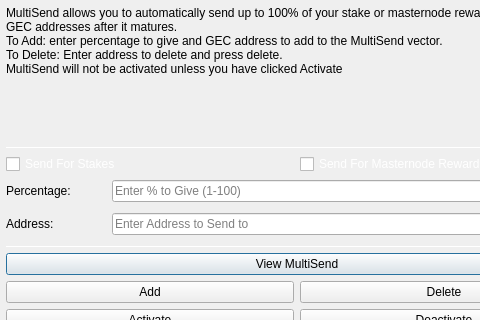
Qt form src/qt/forms/multisenddialog.ui (rivanando/GoldEgg) before a commit; both pictures show x 0 to 480 and y 0 to 320 of the 594 by 523 pixel window.
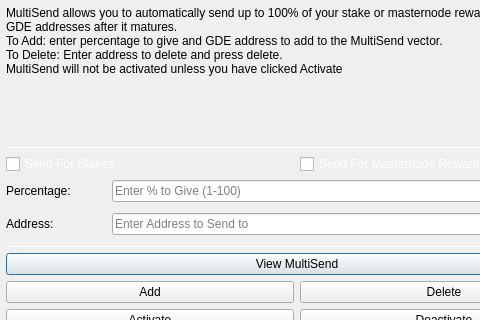
The same form after that commit. Icons and pictures are not drawn.

```diff
--- a/src/qt/forms/multisenddialog.ui
+++ b/src/qt/forms/multisenddialog.ui
@@ -37,8 +37,8 @@
         <number>1</number>
        </property>
        <property name="text">
-        <string>MultiSend allows you to automatically send up to 100% of your stake or masternode reward to a list of other GEC addresses after it matures.
-To Add: enter percentage to give and GEC address to add to the MultiSend vector.
+        <string>MultiSend allows you to automatically send up to 100% of your stake or masternode reward to a list of other GDE addresses after it matures.
+To Add: enter percentage to give and GDE address to add to the MultiSend vector.
 To Delete: Enter address to delete and press delete.
 MultiSend will not be activated unless you have clicked Activate</string>
        </property>
```
